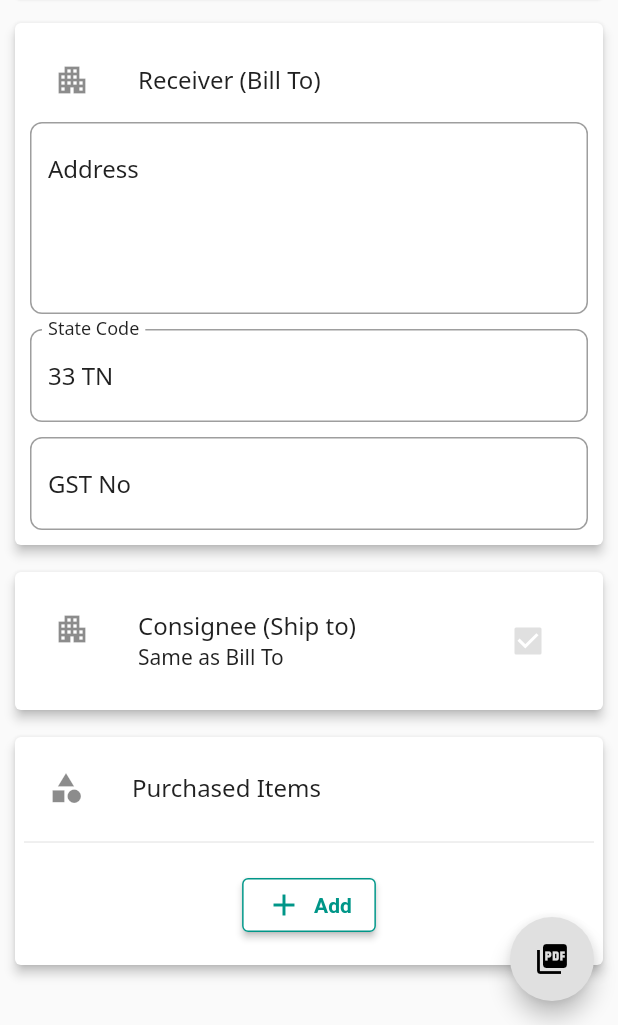
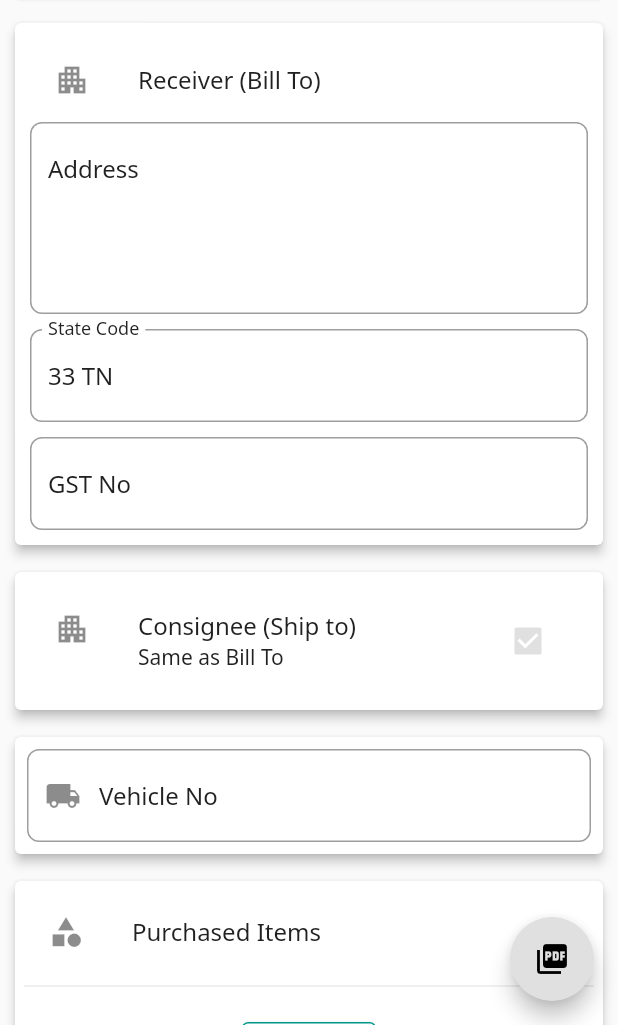
Before and after one commit to bharathraj-e/bill_gen, a Flutter app: the screen it shows after launch, on a phone screen of 412 x 824 dp, the part 211-1236 px from its top. Run offline on Flutter 3.47's test engine with Material 2 defaults, Android fonts, the phone set to English and light mode, and no system bars; our stand-ins replace bot_toast, get, google_fonts, pdf, printing; missing offline and left inert: number_to_words.

Commit message:
added vehicle no

```diff
--- a/lib/pages/invoice_form/view.dart
+++ b/lib/pages/invoice_form/view.dart
@@ -158,6 +158,23 @@ class InvoiceFormPage extends GetView<InvoiceFormController> {
                       Card(
                         elevation: 3,
                         child: Padding(
+                          padding: const EdgeInsets.all(8.0),
+                          child: TextFormField(
+                            decoration: const InputDecoration(
+                              labelText: 'Vehicle No',
+                              alignLabelWithHint: true,
+                              prefixIcon: Icon(Icons.local_shipping),
+                            ),
+                            onChanged: (s) {
+                              _.invoiceModel.vehicleNo = s;
+                            },
+                          ),
+                        ),
+                      ),
+                      const SizedBox(height: 10),
+                      Card(
+                        elevation: 3,
+                        child: Padding(
                           padding: const EdgeInsets.all(6.0),
                           child: Column(
                             children: [
--- a/lib/pages/invoice_model.dart
+++ b/lib/pages/invoice_model.dart
@@ -17,6 +17,8 @@ class InvoiceModel {
   String shipToGST = '';
 
   bool isShipToSame = true;
+
+  String vehicleNo = '';
 
   final List<Product> products = [];
   double get amount {
--- a/lib/pages/preview_pdf/invoice/billing_address.dart
+++ b/lib/pages/preview_pdf/invoice/billing_address.dart
@@ -51,6 +51,12 @@ Widget contentBillingAddress(Context context, InvoiceModel _) {
                   Text(_.isShipToSame ? _.billToSateCode : _.shipToSateCode),
                 ],
               ),
+              Row(
+                children: [
+                  Text('Vechicle No: '),
+                  Text(_.vehicleNo),
+                ],
+              ),
             ],
           ),
         ),
--- a/lib/pages/preview_pdf/view.dart
+++ b/lib/pages/preview_pdf/view.dart
@@ -16,7 +16,9 @@ class PreviewInvoicePage extends StatelessWidget {
   Widget build(BuildContext context) {
     return Scaffold(
       appBar: AppBar(
-        title: const Text('Invoice Preview'),
+        title:
+            const Text('Invoice Preview', style: TextStyle(color: Colors.teal)),
+        centerTitle: true,
       ),
       body: PdfPreview(
         maxPageWidth: 700,
```
